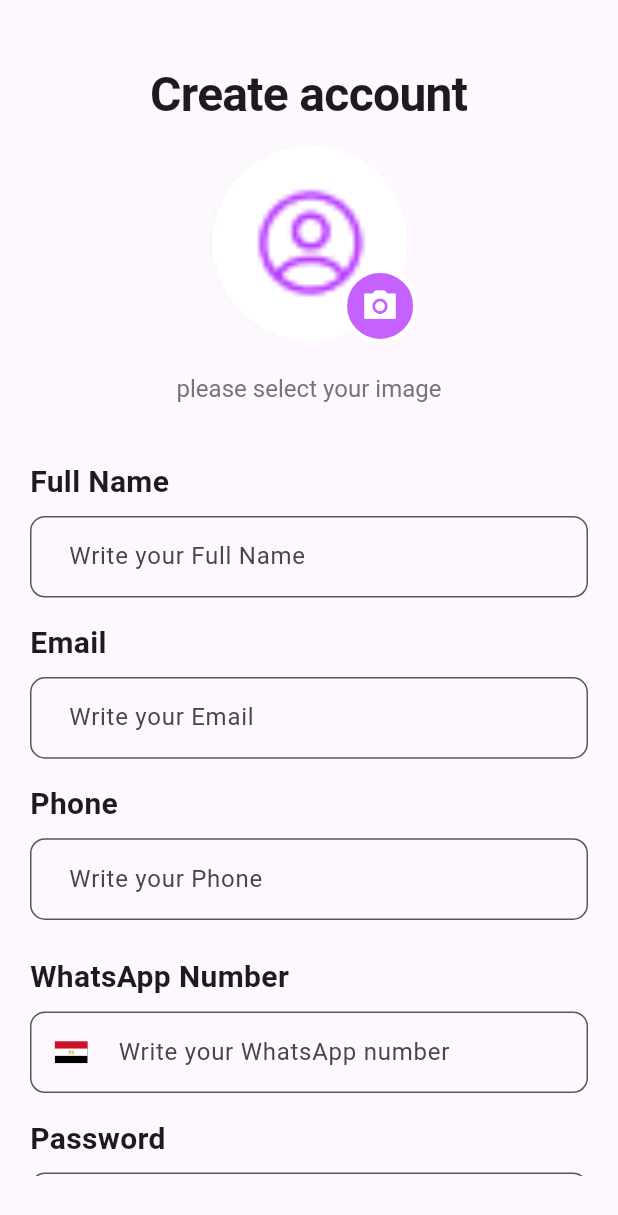
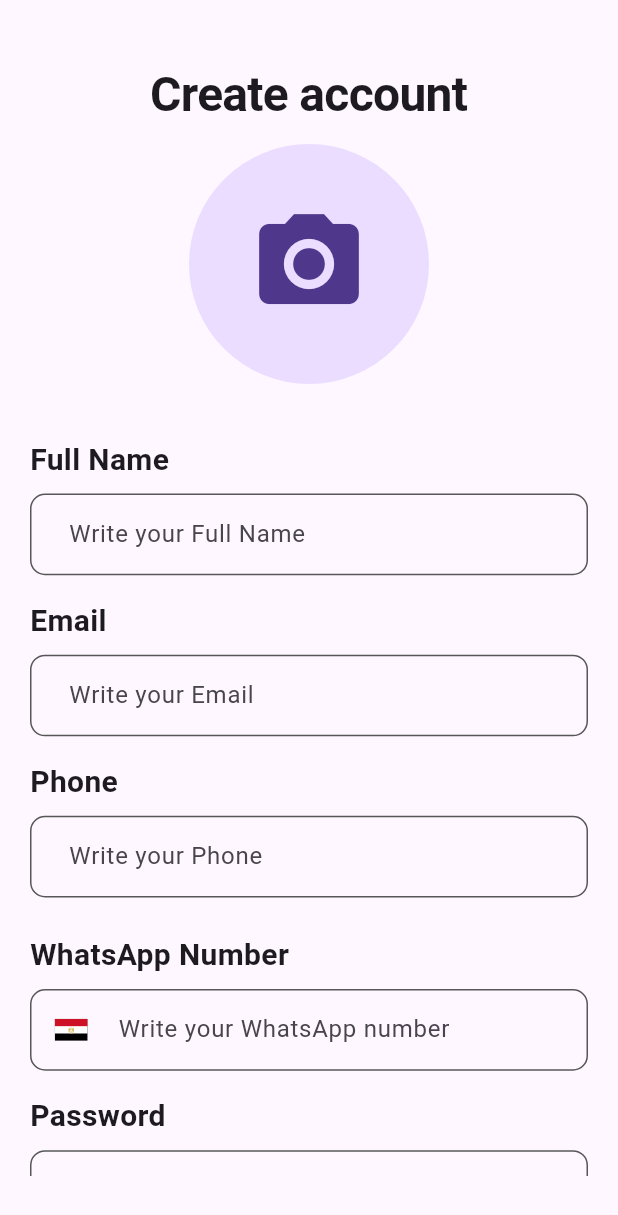
Before and after one commit to shehabhy1/barter_project_2023, a Flutter app: the RegisterView screen opened by its route, on a phone screen of 412 x 824 dp. Shown: the top 1215 px of the screen. Run offline on Flutter 3.47's test engine with Material 3 defaults, Android fonts, the phone set to English and light mode, and no system bars; our stand-ins replace bloc, dartz, dio, flutter_bloc, flutter_otp_text_field, flutter_screenutil and 6 more; missing offline and left inert: mime_type; accounts and stored records are empty; Roboto replaces fonts that are missing (Poppins).

Commit message:
handle states of register screen

```diff
--- a/lib/features/auth/register/data/register_repo/register_repo.dart
+++ b/lib/features/auth/register/data/register_repo/register_repo.dart
@@ -20,9 +20,9 @@ class RegisterRepo {
     required String name,
     required String whatsapp,
     required String phone,
-    required XFile image,
+    required String image,
   }) async {
-    String? mimeType = mime(image.path);
+    String? mimeType = mime(image);
     String mimee = mimeType!.split('/')[0];
     String type = mimeType.split('/')[1];
     try {
@@ -35,8 +35,8 @@ class RegisterRepo {
             'whatsapp': whatsapp,
             'phone': phone,
             'image': await MultipartFile.fromFile(
-              image.path,
-              filename: image.path.split('/').last,
+              image,
+              filename: image.split('/').last,
               contentType: MediaType(mimee, type),
             ),
           },
--- a/lib/features/auth/register/presentation/veiw_model/cubit/register_cubit.dart
+++ b/lib/features/auth/register/presentation/veiw_model/cubit/register_cubit.dart
@@ -1,3 +1,6 @@
+import 'dart:io';
+
+import 'package:barter_app/core/shared_widget/error_dialog.dart';
 import 'package:bloc/bloc.dart';
 import 'package:barter_app/features/auth/register/data/register_repo/register_repo.dart';
 import 'package:barter_app/features/auth/register/presentation/veiw_model/cubit/register_state.dart';
@@ -16,29 +19,27 @@ class RegisterCubit extends Cubit<RegisterState> {
   late TextEditingController whatsController = TextEditingController();
   late AutovalidateMode autovalidateMode = AutovalidateMode.disabled;
 
-  XFile? imageFile;
-  XFile? profilePic;
+  File? imageFile;
+  // XFile? profilePic;
 
-  uploadProfilePic(XFile image) {
-    profilePic = image;
-    emit(UploadProfilePic());
-  }
+  // uploadProfilePic(XFile image) {
+  //   profilePic = image;
+  //   emit(UploadProfilePic());
+  // }
 
   final ImagePicker _imagePicker = ImagePicker();
-  // Future<void> selectImage() async {
-  //   final xFile = await _imagePicker.pickImage(
-  //     source: ImageSource.gallery,
-  //   );
-  //   if (xFile != null) {
-  //     imageFile = File(
-  //       xFile,
-  //     );
+  Future<void> selectImage() async {
+    final xFile = await _imagePicker.pickImage(
+      source: ImageSource.gallery,
+    );
+    if (xFile != null) {
+      imageFile = File(xFile.path);
 
-  //     emit(ChosenImageSuccessfullyState());
-  //   } else {
-  //     emit(ChosenImageErrorState());
-  //   }
-  // }
+      emit(ChosenImageSuccessfullyState());
+    } else {
+      emit(ChosenImageErrorState());
+    }
+  }
 
   void removeImage() {
     imageFile = null;
@@ -61,7 +62,7 @@ class RegisterCubit extends Cubit<RegisterState> {
       name: nameController.text,
       whatsapp: whatsController.text,
       phone: phoneController.text,
-      image: profilePic!,
+      image: imageFile!.path,
     );
     response.fold((error) {
       emit(RegisterErrorState(error: error));
@@ -75,9 +76,11 @@ class RegisterCubit extends Cubit<RegisterState> {
     emit(ValidateMode());
   }
 
-  void validateThenDoLogin() {
-    if (formKey.currentState!.validate()) {
+  void validateThenDoLogin(context) {
+    if (formKey.currentState!.validate() && imageFile != null) {
       emitRegisterStates();
+    } else if (imageFile == null) {
+      snackBarState(context, 'please select your image');
     } else {
       validateMode();
     }
--- a/lib/features/auth/register/presentation/view/widgets/image_section.dart
+++ b/lib/features/auth/register/presentation/view/widgets/image_section.dart
@@ -1,10 +1,7 @@
-import 'dart:io';
+import 'package:barter_app/features/auth/register/presentation/veiw_model/cubit/register_cubit.dart';
+import 'package:barter_app/features/auth/register/presentation/veiw_model/cubit/register_state.dart';
 import 'package:flutter/material.dart';
 import 'package:flutter_bloc/flutter_bloc.dart';
-import 'package:flutter_screenutil/flutter_screenutil.dart';
-import 'package:image_picker/image_picker.dart';
-import '../../../../../../core/helper/app_constants.dart';
-import '../../veiw_model/cubit/register_cubit.dart';
 
 class ImageSection extends StatelessWidget {
   const ImageSection({
@@ -13,53 +10,39 @@ class ImageSection extends StatelessWidget {
 
   @override
   Widget build(BuildContext context) {
-    return SizedBox(
-      width: 130.w,
-      height: 130.h,
-      child: context.read<RegisterCubit>().profilePic == null
-          ? CircleAvatar(
-              backgroundColor: Colors.grey.shade200,
-              backgroundImage: const AssetImage("assets/images/avatar.png"),
-              child: Stack(
-                children: [
-                  Positioned(
-                    right: -1,
-                    bottom: -1,
-                    child: GestureDetector(
-                      onTap: () async {},
-                      child: Container(
-                        height: 50,
-                        width: 50,
-                        decoration: BoxDecoration(
-                          color: AppConstants.primaryColor.withOpacity(0.8),
-                          border: Border.all(color: Colors.white, width: 3),
-                          borderRadius: BorderRadius.circular(25),
-                        ),
-                        child: GestureDetector(
-                          onTap: () {
-                            ImagePicker()
-                                .pickImage(source: ImageSource.gallery)
-                                .then((value) => context
-                                    .read<RegisterCubit>()
-                                    .uploadProfilePic(value!));
-                          },
-                          child: const Icon(
-                            Icons.camera_alt_sharp,
-                            color: Colors.white,
-                            size: 25,
-                          ),
-                        ),
-                      ),
-                    ),
-                  ),
-                ],
+    return BlocBuilder<RegisterCubit, RegisterState>(
+      builder: (context, state) {
+        return GestureDetector(
+          onTap: () => context.read<RegisterCubit>().selectImage(),
+          child: Stack(
+            alignment: Alignment.bottomRight,
+            children: [
+              CircleAvatar(
+                radius: 80,
+                backgroundImage: context.read<RegisterCubit>().imageFile != null
+                    ? FileImage(context.read<RegisterCubit>().imageFile!)
+                    : null,
+                child: context.read<RegisterCubit>().imageFile == null
+                    ? const Icon(
+                        Icons.camera_alt,
+                        size: 80,
+                      )
+                    : null,
               ),
-            )
-          : CircleAvatar(
-              backgroundImage: FileImage(
-                File(context.read<RegisterCubit>().profilePic!.path),
-              ),
-            ),
+              if (context.read<RegisterCubit>().imageFile != null)
+                IconButton(
+                    onPressed: () {
+                      context.read<RegisterCubit>().removeImage();
+                    },
+                    icon: const Icon(
+                      Icons.delete_rounded,
+                      size: 30,
+                      color: Colors.blue,
+                    ))
+            ],
+          ),
+        );
+      },
     );
   }
 }
--- a/lib/features/auth/register/presentation/view/widgets/register_body.dart
+++ b/lib/features/auth/register/presentation/view/widgets/register_body.dart
@@ -1,4 +1,5 @@
 import 'package:barter_app/core/shared_widget/check_button.dart';
+import 'package:barter_app/core/shared_widget/custom_loading_indicator.dart';
 import 'package:barter_app/features/auth/register/presentation/veiw_model/cubit/register_cubit.dart';
 import 'package:barter_app/features/auth/register/presentation/veiw_model/cubit/register_state.dart';
 import 'package:barter_app/features/auth/register/presentation/view/widgets/fields_of_register.dart';
@@ -7,7 +8,6 @@ import 'package:barter_app/features/auth/register/presentation/view/widgets/crea
 import 'package:flutter/material.dart';
 import 'package:flutter_bloc/flutter_bloc.dart';
 import '../../../../../../core/shared_widget/app_buttom.dart';
-import '../../../../../../core/utils/styles.dart';
 import '../../../../login/presentation/view/widgets/custom_center_text.dart';
 import 'image_section.dart';
 
@@ -20,73 +20,31 @@ class RegisterBody extends StatelessWidget {
     return Padding(
       padding: const EdgeInsets.symmetric(vertical: 40, horizontal: 20),
       child: SingleChildScrollView(
-        child: BlocBuilder<RegisterCubit, RegisterState>(
-          builder: (context, state) {
-            return Column(
+          child: Column(
         children: [
           const CustomCenterText(text: 'Create account'),
           const ImageSection(),
-                if (cubit.profilePic == null)
-                  const Padding(
-                      padding: EdgeInsetsDirectional.only(top: 20),
-                      child: Text(
-                        'please select your image',
-                        style: Styles.textStyle14,
-                      )),
           const SizedBox(height: 20),
           const FieldsOfRegister(),
           const SizedBox(height: 16),
           const CheckButtom(text: 'I accepted privacy & Policy '),
           const SizedBox(height: 20),
-                if (cubit.profilePic != null)
-                  AppButton(
+          BlocBuilder<RegisterCubit, RegisterState>(
+            builder: (context, state) {
+              return state is RegisterLoadingState
+                  ? const CustomLoadingIndicator()
+                  : AppButton(
                       text: 'Sign Up',
                       func: () {
-                        cubit.validateThenDoLogin();
-                      }),
+                        cubit.validateThenDoLogin(context);
+                      });
+            },
+          ),
           const SizedBox(height: 15),
           const LastLineSign(),
           const RegisterBlocListener(),
         ],
-            );
-          },
-        ),
-      ),
+      )),
     );
   }
 }
-
-                // GestureDetector(
-                //   onTap: () {
-                //     ImagePicker().pickImage(source: ImageSource.gallery).then(
-                //         (value) => context
-                //             .read<RegisterCubit>()
-                //             .uploadProfilePic(value!));
-                //   },
-                //   child: Stack(
-                //     alignment: Alignment.bottomRight,
-                //     children: [
-                //       CircleAvatar(
-                //         radius: 80,
-                //         backgroundImage:
-                //             FileImage(File(cubit.profilePic!.path)),
-                //         child: cubit.profilePic == null
-                //             ? const Icon(
-                //                 Icons.camera_alt,
-                //                 size: 80,
-                //               )
-                //             : null,
-                //       ),
-                //       if (cubit.profilePic != null)
-                //         IconButton(
-                //             onPressed: () {
-                //               cubit.removeImage();
-                //             },
-                //             icon: const Icon(
-                //               Icons.delete_rounded,
-                //               size: 30,
-                //               color: Colors.blue,
-                //             ))
-                //     ],
-                //   ),
-                // ),
```
Also changed, not shown: lib/features/auth/register/presentation/view/widgets/register_bloc_listener.dart (+34 -33 lines). Lines whose indentation alone changed are shown as unchanged.
